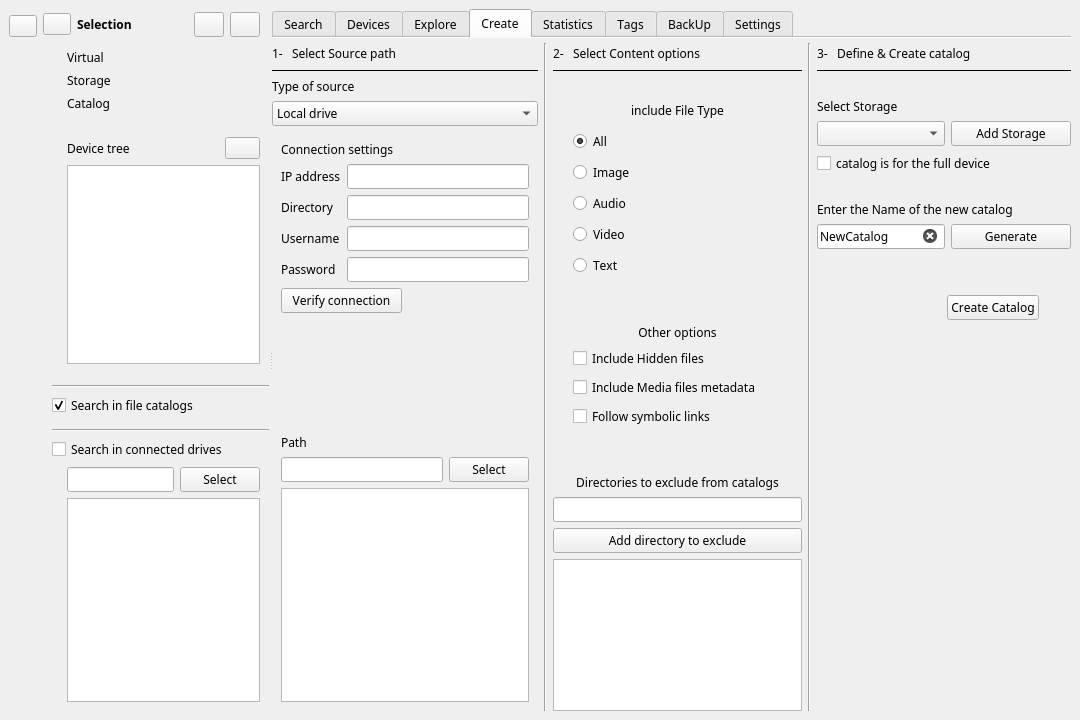
First picture: the form in src/mainwindow.ui, repository StephaneCouturier/Katalog, before the edit.
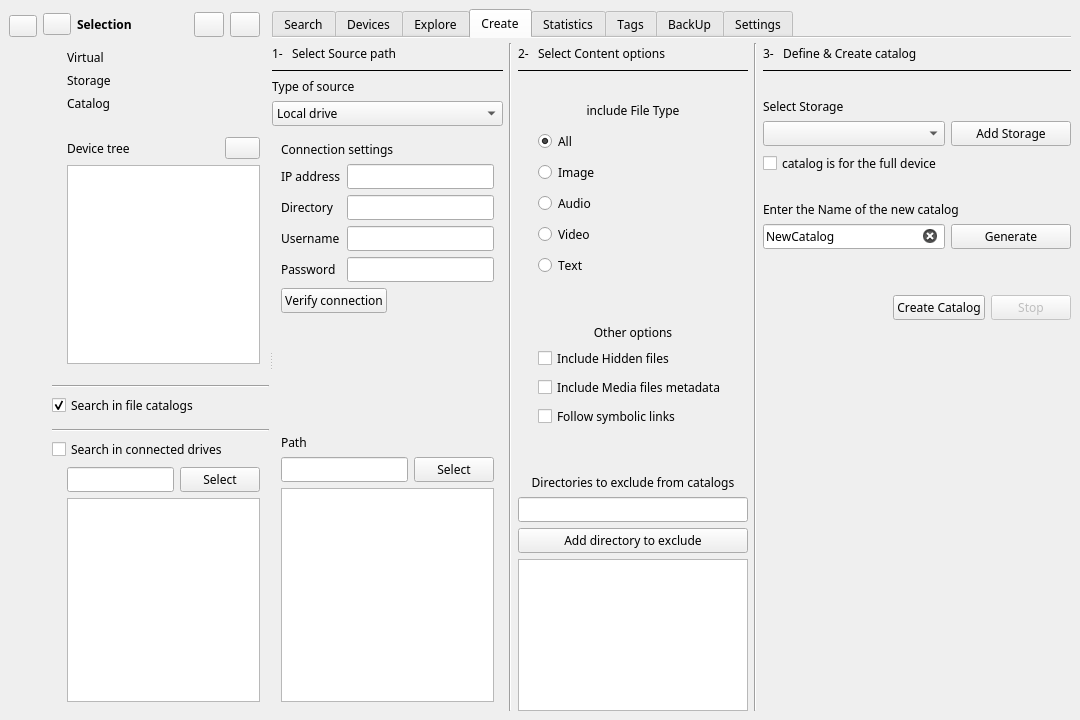
Second picture: the form after the edit. The open tabs and pages were chosen to show the change. Icons and pictures are not drawn. Custom widgets are drawn as their Qt base class.

What changed in the file:
```diff
--- a/src/mainwindow.ui
+++ b/src/mainwindow.ui
@@ -7936,6 +7936,44 @@
                   </property>
                  </widget>
                 </item>
+                <item>
+                 <widget class="QPushButton" name="Create_pushButton_Stop">
+                  <property name="enabled">
+                   <bool>false</bool>
+                  </property>
+                  <property name="minimumSize">
+                   <size>
+                    <width>0</width>
+                    <height>0</height>
+                   </size>
+                  </property>
+                  <property name="font">
+                   <font>
+                    <family>Noto Sans</family>
+                    <pointsize>9</pointsize>
+                    <kerning>false</kerning>
+                   </font>
+                  </property>
+                  <property name="toolTip">
+                   <string>Launch the cataloging and save it to a file</string>
+                  </property>
+                  <property name="styleSheet">
+                   <string notr="true"/>
+                  </property>
+                  <property name="text">
+                   <string>Stop</string>
+                  </property>
+                  <property name="icon">
+                   <iconset theme="QIcon::ThemeIcon::ProcessStop"/>
+                  </property>
+                  <property name="iconSize">
+                   <size>
+                    <width>22</width>
+                    <height>22</height>
+                   </size>
+                  </property>
+                 </widget>
+                </item>
                 <item>
                  <spacer name="Create_horizontalSpacer_02">
                   <property name="font">
```
